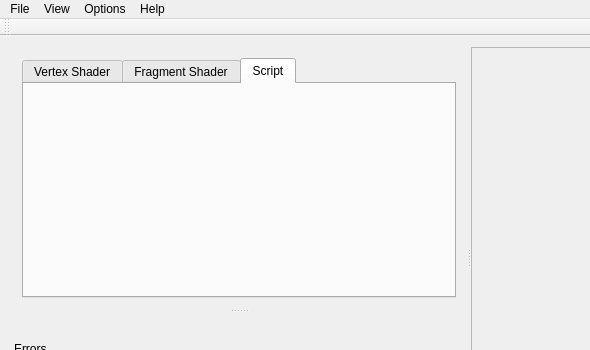
The window that mainwindow.ui (607011/glsl-live) describes before a commit, drawn with Qt 5; both pictures show x 0 to 590 and y 0 to 350 of the 722 by 500 pixel window.
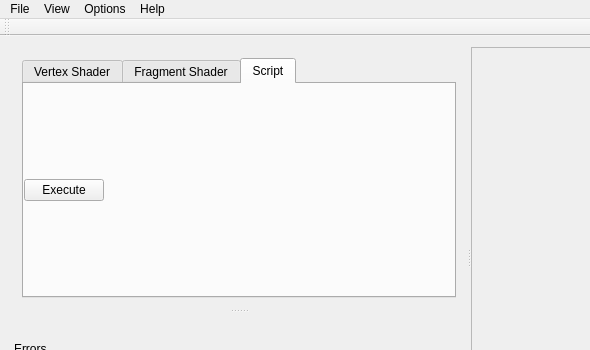
The same window after the commit.

Commit message: Erste QtScript-Funktionen implementiert.

Patch:
```diff
--- a/mainwindow.ui
+++ b/mainwindow.ui
@@ -64,16 +64,37 @@
             <attribute name="title">
              <string>Script</string>
             </attribute>
-            <layout class="QGridLayout" name="gridLayout_2">
-             <property name="leftMargin">
+            <layout class="QVBoxLayout" name="verticalLayout">
+             <property name="margin">
               <number>0</number>
              </property>
-             <property name="topMargin">
-              <number>0</number>
-             </property>
-             <property name="rightMargin">
-              <number>0</number>
-             </property>
+             <item>
+              <layout class="QVBoxLayout" name="scriptEditorVerticalLayout"/>
+             </item>
+             <item>
+              <layout class="QHBoxLayout" name="horizontalLayout_2">
+               <item>
+                <widget class="QPushButton" name="scriptExecutePushButton">
+                 <property name="text">
+                  <string>Execute</string>
+                 </property>
+                </widget>
+               </item>
+               <item>
+                <spacer name="horizontalSpacer_2">
+                 <property name="orientation">
+                  <enum>Qt::Horizontal</enum>
+                 </property>
+                 <property name="sizeHint" stdset="0">
+                  <size>
+                   <width>40</width>
+                   <height>20</height>
+                  </size>
+                 </property>
+                </spacer>
+               </item>
+              </layout>
+             </item>
             </layout>
            </widget>
           </widget>
```
The commit also changes 18 other files.
